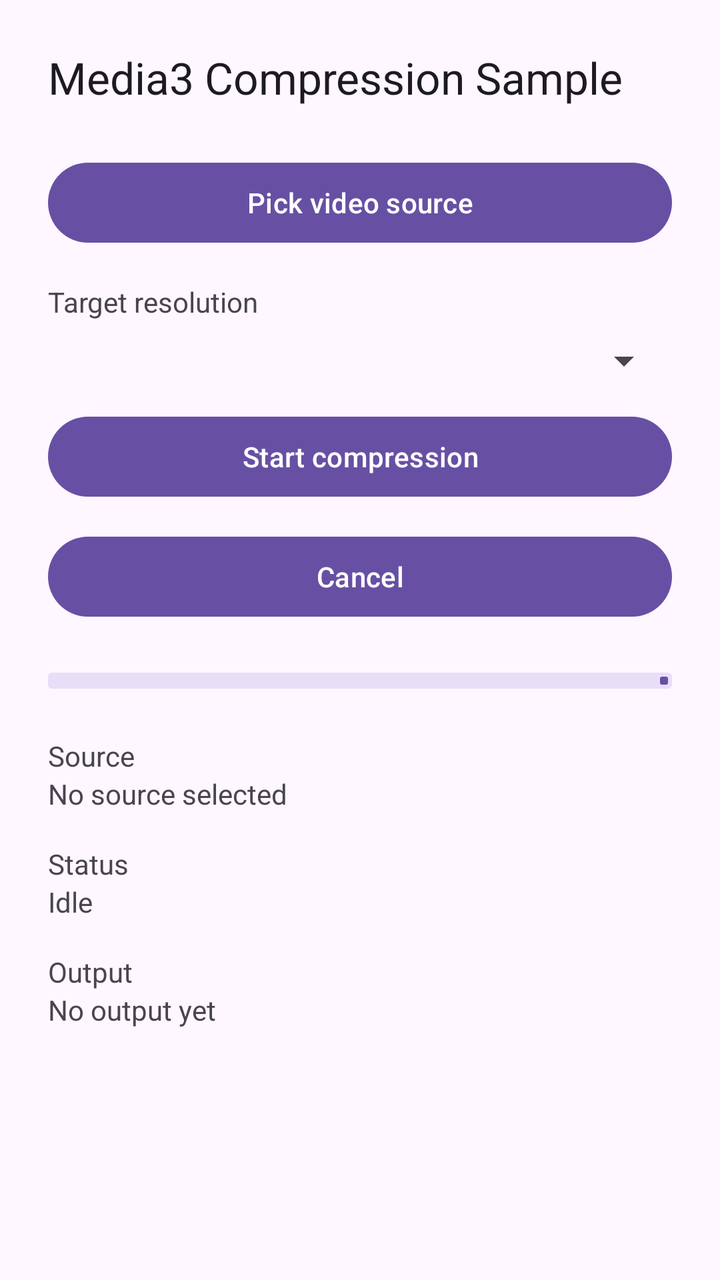
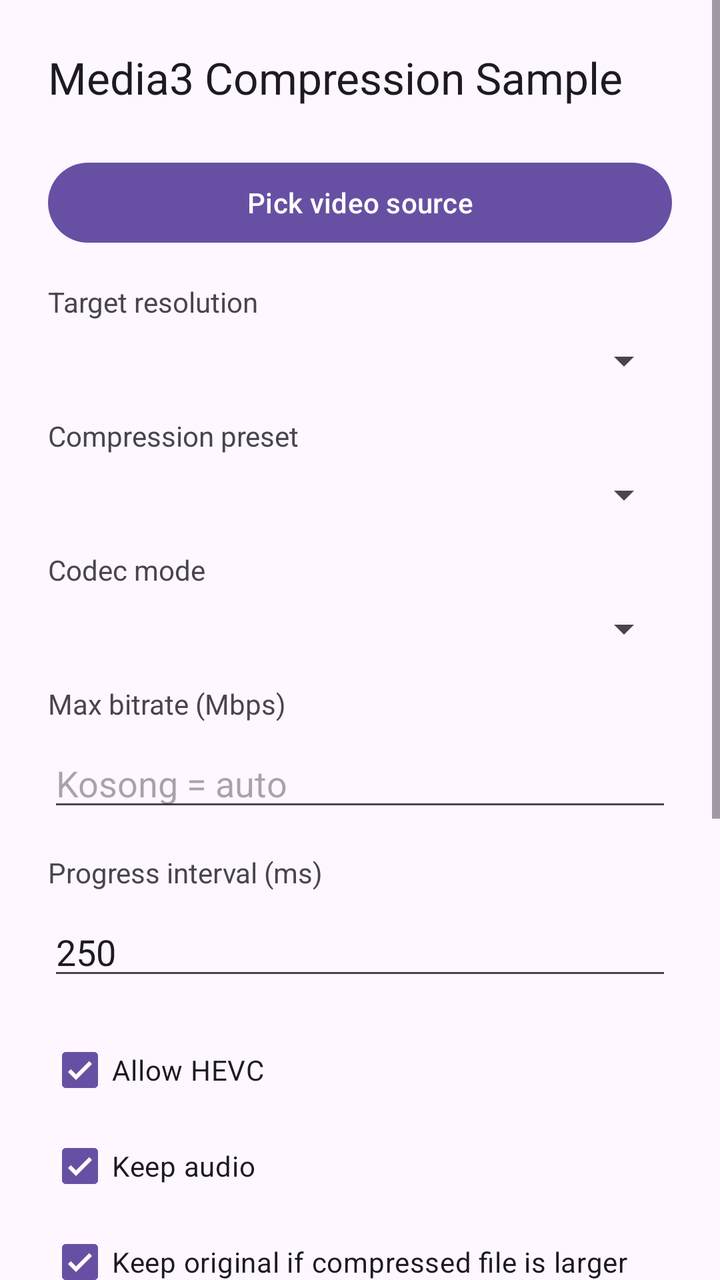

Two renders of the same Android screen: before a commit and after it. Below are the layout's source before the change and the commit's diff.
<!-- AndroidManifest.xml: application theme Theme.CompressiSample -->
<!-- res/layout/activity_main.xml -->
<?xml version="1.0" encoding="utf-8"?>
<ScrollView xmlns:android="http://schemas.android.com/apk/res/android"
    xmlns:app="http://schemas.android.com/apk/res-auto"
    android:layout_width="match_parent"
    android:layout_height="match_parent">

    <LinearLayout
        android:layout_width="match_parent"
        android:layout_height="wrap_content"
        android:orientation="vertical"
        android:padding="24dp">

        <TextView
            android:layout_width="wrap_content"
            android:layout_height="wrap_content"
            android:text="Media3 Compression Sample"
            android:textAppearance="@style/TextAppearance.Material3.TitleLarge" />

        <Button
            android:id="@+id/pickSourceButton"
            android:layout_width="match_parent"
            android:layout_height="wrap_content"
            android:layout_marginTop="24dp"
            android:text="Pick video source" />

        <TextView
            android:layout_width="wrap_content"
            android:layout_height="wrap_content"
            android:layout_marginTop="16dp"
            android:text="Target resolution" />

        <Spinner
            android:id="@+id/resolutionSpinner"
            android:layout_width="match_parent"
            android:layout_height="wrap_content"
            android:layout_marginTop="8dp" />

        <Button
            android:id="@+id/compressButton"
            android:layout_width="match_parent"
            android:layout_height="wrap_content"
            android:layout_marginTop="12dp"
            android:text="Start compression" />

        <Button
            android:id="@+id/cancelButton"
            android:layout_width="match_parent"
            android:layout_height="wrap_content"
            android:layout_marginTop="12dp"
            android:text="Cancel" />

        <com.google.android.material.progressindicator.LinearProgressIndicator
            android:id="@+id/progressIndicator"
            android:layout_width="match_parent"
            android:layout_height="wrap_content"
            android:layout_marginTop="24dp"
            android:max="100"
            app:trackThickness="8dp" />

        <TextView
            android:layout_width="wrap_content"
            android:layout_height="wrap_content"
            android:layout_marginTop="24dp"
            android:text="Source" />

        <TextView
            android:id="@+id/sourceValue"
            android:layout_width="match_parent"
            android:layout_height="wrap_content"
            android:text="No source selected" />

        <TextView
            android:layout_width="wrap_content"
            android:layout_height="wrap_content"
            android:layout_marginTop="16dp"
            android:text="Status" />

        <TextView
            android:id="@+id/statusValue"
            android:layout_width="match_parent"
            android:layout_height="wrap_content"
            android:text="Idle" />

        <TextView
            android:layout_width="wrap_content"
            android:layout_height="wrap_content"
            android:layout_marginTop="16dp"
            android:text="Output" />

        <TextView
            android:id="@+id/outputValue"
            android:layout_width="match_parent"
            android:layout_height="wrap_content"
            android:text="No output yet" />
    </LinearLayout>
</ScrollView>
<!-- resources referenced by this layout -->
<resources>
  <style name="Theme.CompressiSample" parent="Theme.Material3.DayNight.NoActionBar">
          <item name="android:statusBarColor">@android:color/transparent</item>
          <item name="android:navigationBarColor">@android:color/black</item>
          <item name="android:windowLightStatusBar" tools:targetApi="m">true</item>
      </style>
</resources>

<!-- the commit's change to res/layout/activity_main.xml (unified diff, before → after) -->
@@ -1,6 +1,7 @@
 <?xml version="1.0" encoding="utf-8"?>
 <ScrollView xmlns:android="http://schemas.android.com/apk/res/android"
     xmlns:app="http://schemas.android.com/apk/res-auto"
+    android:id="@+id/rootScrollView"
     android:layout_width="match_parent"
     android:layout_height="match_parent">
 
@@ -34,6 +35,80 @@
             android:layout_width="match_parent"
             android:layout_height="wrap_content"
             android:layout_marginTop="8dp" />
+
+        <TextView
+            android:layout_width="wrap_content"
+            android:layout_height="wrap_content"
+            android:layout_marginTop="16dp"
+            android:text="Compression preset" />
+
+        <Spinner
+            android:id="@+id/presetSpinner"
+            android:layout_width="match_parent"
+            android:layout_height="wrap_content"
+            android:layout_marginTop="8dp" />
+
+        <TextView
+            android:layout_width="wrap_content"
+            android:layout_height="wrap_content"
+            android:layout_marginTop="16dp"
+            android:text="Codec mode" />
+
+        <Spinner
+            android:id="@+id/codecSpinner"
+            android:layout_width="match_parent"
+            android:layout_height="wrap_content"
+            android:layout_marginTop="8dp" />
+
+        <TextView
+            android:layout_width="wrap_content"
+            android:layout_height="wrap_content"
+            android:layout_marginTop="16dp"
+            android:text="Max bitrate (Mbps)" />
+
+        <EditText
+            android:id="@+id/maxBitrateInput"
+            android:layout_width="match_parent"
+            android:layout_height="wrap_content"
+            android:layout_marginTop="8dp"
+            android:hint="Kosong = auto"
+            android:inputType="numberDecimal" />
+
+        <TextView
+            android:layout_width="wrap_content"
+            android:layout_height="wrap_content"
+            android:layout_marginTop="16dp"
+            android:text="Progress interval (ms)" />
+
+        <EditText
+            android:id="@+id/progressIntervalInput"
+            android:layout_width="match_parent"
+            android:layout_height="wrap_content"
+            android:layout_marginTop="8dp"
+            android:inputType="number"
+            android:text="250" />
+
+        <CheckBox
+            android:id="@+id/allowHevcCheck"
+            android:layout_width="match_parent"
+            android:layout_height="wrap_content"
+            android:layout_marginTop="16dp"
+            android:checked="true"
+            android:text="Allow HEVC" />
+
+        <CheckBox
+            android:id="@+id/keepAudioCheck"
+            android:layout_width="match_parent"
+            android:layout_height="wrap_content"
+            android:checked="true"
+            android:text="Keep audio" />
+
+        <CheckBox
+            android:id="@+id/keepOriginalIfLargerCheck"
+            android:layout_width="match_parent"
+            android:layout_height="wrap_content"
+            android:checked="true"
+            android:text="Keep original if compressed file is larger" />
 
         <Button
             android:id="@+id/compressButton"
